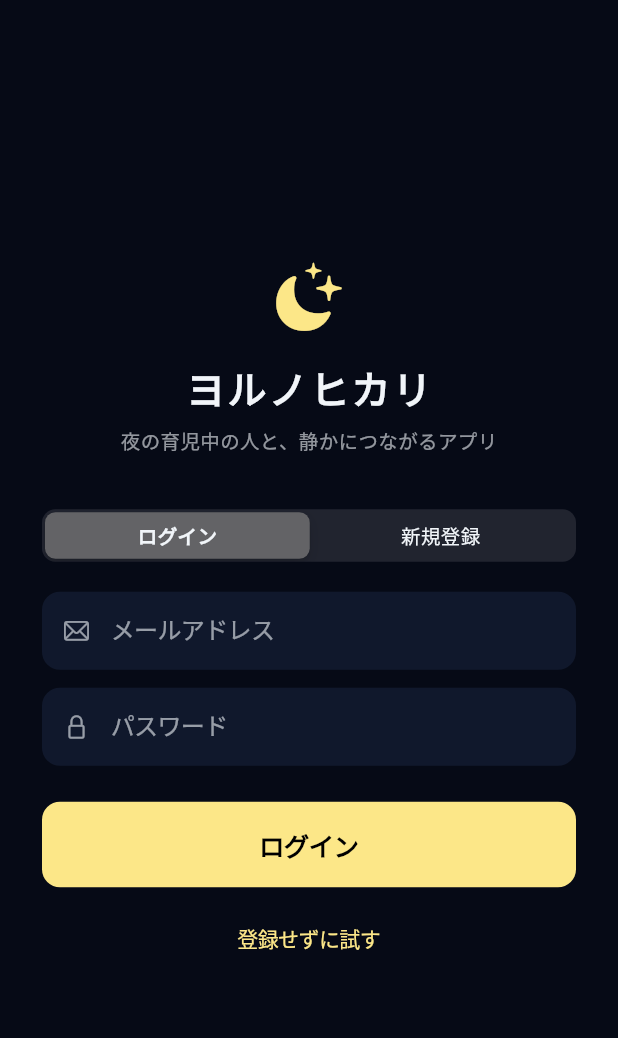
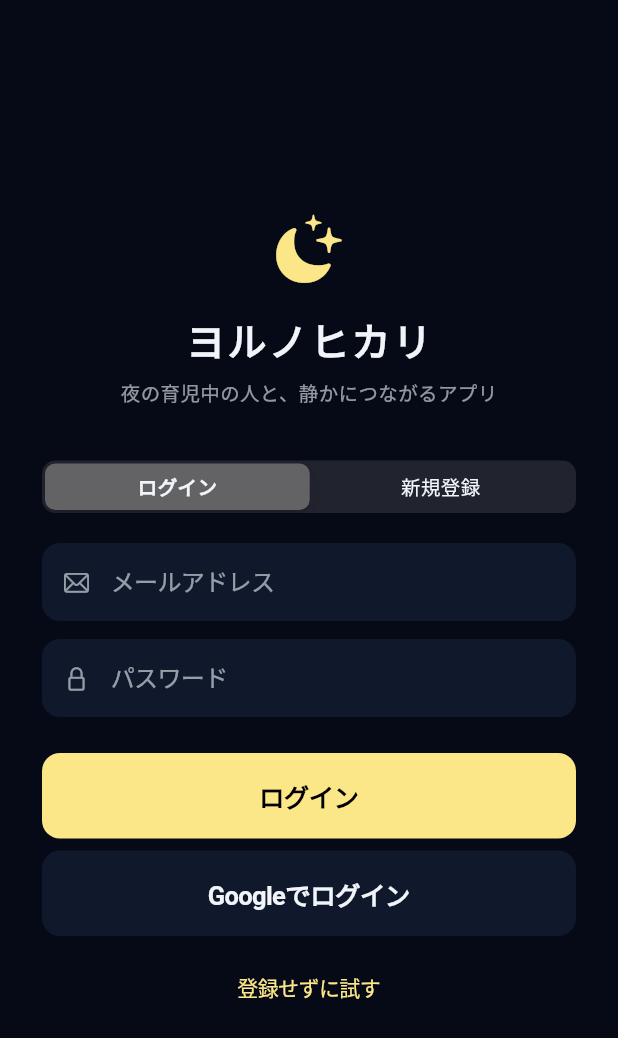
Before and after one commit to kd1459416-beep/Yorunohikari0, a Flutter app: the screen it shows after launch, on a phone screen of 412 x 824 dp. Shown: the top 1038 px of the screen. Run offline on Flutter 3.47's test engine with Material 3 defaults, Android fonts, the phone set to English and light mode, and no system bars; our stand-ins replace audioplayers, cloud_firestore, firebase_auth, firebase_core, fl_chart, flutter_dotenv and 9 more; accounts and stored records are empty.

Commit message:
Googleログインを実装
google_sign_inパッケージを追加し、ログイン画面に「Googleでログイン」
ボタンを追加。iOS/macOSはGIDClientIDとURLスキームの設定が必要なため
Info.plistに追加し、起動時にGoogleSignIn.instance.initialize()を実行
するようにした。

Co-Authored-By: Claude Sonnet 5 <noreply@anthropic.com>

```diff
--- a/lib/features/auth/login_screen.dart
+++ b/lib/features/auth/login_screen.dart
@@ -1,6 +1,7 @@
 import 'package:firebase_auth/firebase_auth.dart';
 import 'package:flutter/cupertino.dart';
 import 'package:flutter/material.dart';
+import 'package:google_sign_in/google_sign_in.dart';
 import '../../core/theme/app_palette.dart';
 import '../../core/widgets/labeled_segmented.dart';
 
@@ -37,6 +38,11 @@ class _LoginScreenState extends State<LoginScreen> {
       await action();
     } on FirebaseAuthException catch (e) {
       if (mounted) setState(() => _error = _messageFor(e));
+    } on GoogleSignInException catch (e) {
+      // キャンセルはエラー表示しない
+      if (mounted && e.code != GoogleSignInExceptionCode.canceled) {
+        setState(() => _error = 'Googleログインに失敗しました');
+      }
     } finally {
       if (mounted) setState(() => _loading = false);
     }
@@ -62,6 +68,14 @@ class _LoginScreenState extends State<LoginScreen> {
 
   Future<void> _signInAnonymously() =>
       _run(() => FirebaseAuth.instance.signInAnonymously());
+
+  Future<void> _signInWithGoogle() => _run(() async {
+    final account = await GoogleSignIn.instance.authenticate();
+    final credential = GoogleAuthProvider.credential(
+      idToken: account.authentication.idToken,
+    );
+    await FirebaseAuth.instance.signInWithCredential(credential);
+  });
 
   String _messageFor(FirebaseAuthException e) => switch (e.code) {
     'invalid-email' => 'メールアドレスの形式が正しくありません',
@@ -161,6 +175,22 @@ class _LoginScreenState extends State<LoginScreen> {
                     ),
                   ),
                   const SizedBox(height: 8),
+                  SizedBox(
+                    width: double.infinity,
+                    child: CupertinoButton(
+                      color: p.surface,
+                      borderRadius: BorderRadius.circular(12),
+                      onPressed: _loading ? null : _signInWithGoogle,
+                      child: Text(
+                        'Googleでログイン',
+                        style: TextStyle(
+                          color: p.textPrimary,
+                          fontWeight: FontWeight.w600,
+                        ),
+                      ),
+                    ),
+                  ),
+                  const SizedBox(height: 8),
                   CupertinoButton(
                     onPressed: _loading ? null : _signInAnonymously,
                     child: const Text(
--- a/lib/main.dart
+++ b/lib/main.dart
@@ -2,6 +2,7 @@
 import 'package:firebase_core/firebase_core.dart';
 import 'package:flutter/material.dart';
 import 'package:flutter_dotenv/flutter_dotenv.dart';
+import 'package:google_sign_in/google_sign_in.dart';
 import 'app.dart';
 import 'firebase_options.dart';
 import 'core/theme/theme_controller.dart';
@@ -11,6 +12,11 @@ Future<void> main() async {
   WidgetsFlutterBinding.ensureInitialized();
   await Firebase.initializeApp(options: DefaultFirebaseOptions.currentPlatform);
   await dotenv.load();
+  // iOS/macOSはGIDClientIDが必要（Androidはパッケージ名とSHA-1で識別するため無視される）
+  await GoogleSignIn.instance.initialize(
+    clientId:
+        '744624841714-q8n7ng1nqees18unbgmi9i3gcld55mmk.apps.googleusercontent.com',
+  );
   final theme = await ThemeController.load();
   await NotificationService.instance.init();
   final reminder = NursingReminderController()..start();
--- a/pubspec.yaml
+++ b/pubspec.yaml
@@ -33,6 +33,7 @@ dependencies:
   firebase_core: ^3.0.0
   firebase_auth: ^5.0.0
   cloud_firestore: ^5.0.0
+  google_sign_in: ^7.0.0
   flutter_map: ^7.0.0  # 地図表示用
   latlong2: ^0.9.0      # 緯度・経度の計算用
   geocoding: ^3.0.0
```
Also changed, not shown: pubspec.lock, 5 other files.
